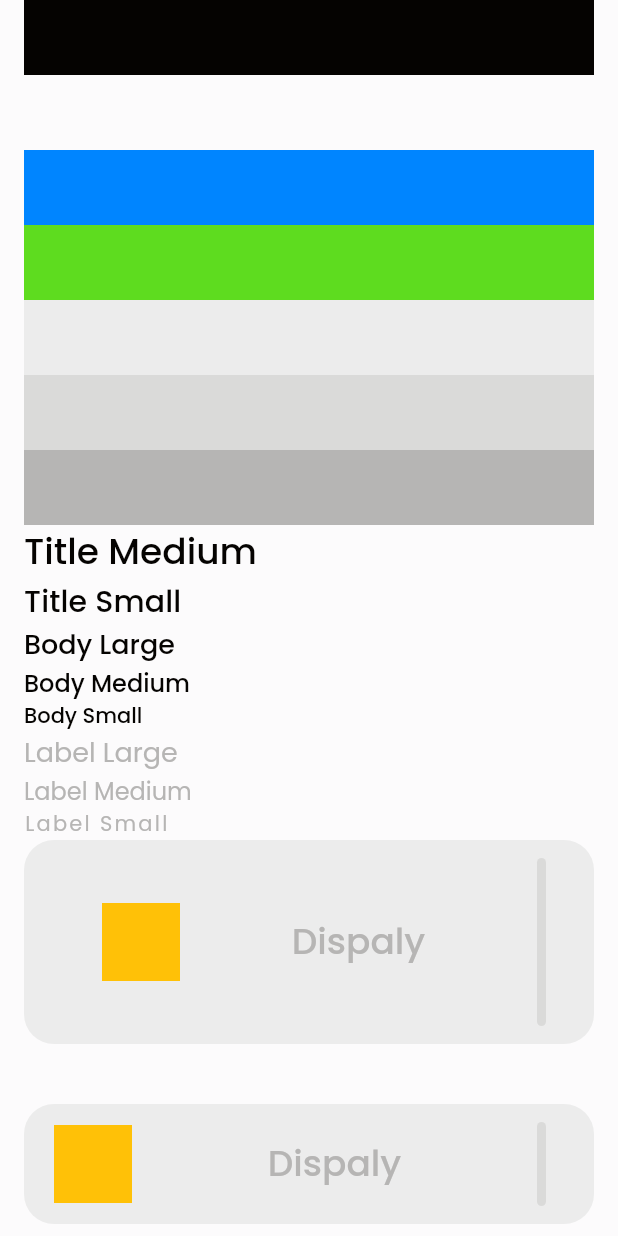
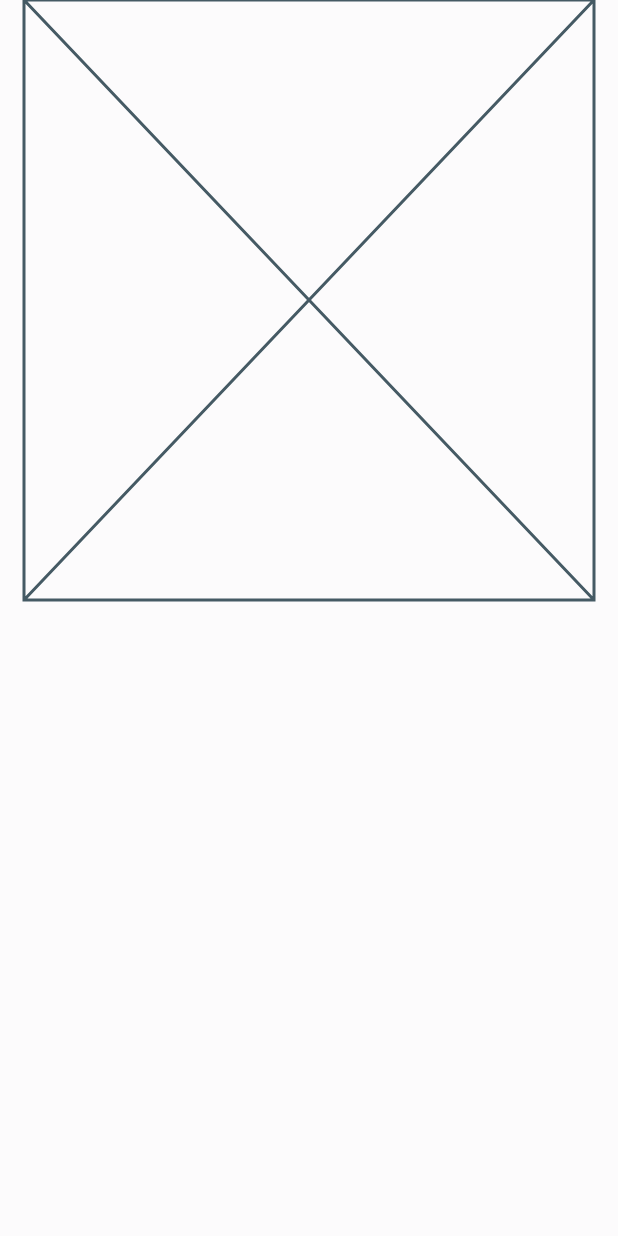
Before and after one commit to athiruj/communication_for_mobile_app_and_esp_module, a Flutter app: the screen it shows after launch, on a phone screen of 412 x 824 dp. Run offline on Flutter 3.47's test engine with Material 2 defaults, Android fonts, the light colour scheme and no system bars.

Commit message:
design v1.0

```diff
--- /dev/null
+++ b/lib/boxs_beta.dart
@@ -0,0 +1,10 @@
+import 'package:flutter/material.dart';
+
+class IconBox extends StatelessWidget {
+  const IconBox({super.key});
+
+  @override
+  Widget build(BuildContext context) {
+    return const Placeholder();
+  }
+}
--- a/lib/main.dart
+++ b/lib/main.dart
@@ -1,7 +1,7 @@
 import 'package:flutter/material.dart';
 
-import 'boxs.dart';
-import 'pages/homepage.dart';
+import 'boxs_beta.dart';
+import 'pages/main_page.dart';
 
 void main() {
   runApp(const MainApp());
--- a/lib/pages/homepage.dart
+++ /dev/null
@@ -1,140 +0,0 @@
-import 'package:commu_app/boxs.dart';
-import 'package:flutter/material.dart';
-
-class NormalLayout extends StatelessWidget {
-  const NormalLayout({
-    super.key,
-  });
-  @override
-  Widget build(BuildContext context) {
-    return SizedBox.expand(
-      child: Padding(
-        padding: const EdgeInsets.symmetric(
-          horizontal: 16.0,
-        ),
-        child: ListView(
-          // mainAxisAlignment: MainAxisAlignment.center,
-          // crossAxisAlignment: CrossAxisAlignment.stretch,
-          children: [
-            Container(
-              height: 50,
-              width: 50,
-              color: Theme.of(context).primaryColor,
-            ),
-            Container(
-              height: 50,
-              width: 50,
-              color: Theme.of(context).colorScheme.onPrimary,
-            ),
-            Container(
-              height: 50,
-              width: 50,
-              color: Theme.of(context).colorScheme.secondary,
-            ),
-            Container(
-              height: 50,
-              width: 50,
-              color: Theme.of(context).colorScheme.tertiary,
-            ),
-            Container(
-              height: 50,
-              width: 50,
-              color: Theme.of(context).colorScheme.surface,
-            ),
-            Container(
-              height: 50,
-              width: 50,
-              color: Theme.of(context).colorScheme.surfaceTint,
-            ),
-            Container(
-              height: 50,
-              width: 50,
-              color: Theme.of(context).colorScheme.onSurface,
-            ),
-            Text(
-              "Title Medium",
-              style: Theme.of(context).primaryTextTheme.titleMedium,
-            ),
-            Text(
-              "Title Small",
-              style: Theme.of(context).primaryTextTheme.titleSmall,
-            ),
-            Text(
-              "Body Large",
-              style: Theme.of(context).primaryTextTheme.bodyLarge,
-            ),
-            Text(
-              "Body Medium",
-              style: Theme.of(context).primaryTextTheme.bodyMedium,
-            ),
-            Text(
-              "Body Small",
-              style: Theme.of(context).primaryTextTheme.bodySmall,
-            ),
-            Text(
-              "Label Large",
-              style: Theme.of(context).primaryTextTheme.labelLarge,
-            ),
-            Text(
-              "Label Medium",
-              style: Theme.of(context).primaryTextTheme.labelMedium,
-            ),
-            Text(
-              "Label Small",
-              style: Theme.of(context).primaryTextTheme.labelSmall,
-            ),
-            const NormalBox(),
-            const SizedBox(
-              height: 20.0,
-            ),
-            const SizedBox(
-              height: 20.0,
-            ),
-            const MediumBox(),
-            const SizedBox(
-              height: 20.0,
-            ),
-            const OutlineBox(),
-            const SizedBox(
-              height: 20.0,
-            ),
-            const OutlineMediumBox(),
-            const SizedBox(
-              height: 20.0,
-            ),
-            const NormalBoxWithImage(),
-            const SizedBox(
-              height: 20.0,
-            ),
-            const NormalBoxWithTextfield(),
-            const SizedBox(
-              height: 20.0,
-            ),
-            const OutlineBoxWithTextfield(),
-            const SizedBox(
-              height: 20.0,
-            ),
-            FilledButton(
-              autofocus: false,
-              onPressed: () {},
-              child: Row(children: const [
-                Icon(Icons.add),
-                Expanded(child: Center(child: Text("ADD NEW DEVICE")))
-              ]),
-            ),
-            const SizedBox(
-              height: 20.0,
-            ),
-            TextButton(
-              autofocus: false,
-              onPressed: () {},
-              child: const Text(
-                "CANCAL",
-              ),
-            ),
-          ],
-        ),
-      ),
-    );
-  }
-}
--- /dev/null
+++ b/lib/pages/main_page.dart
@@ -0,0 +1,44 @@
+import 'package:commu_app/boxs_alpha.dart';
+import 'package:commu_app/boxs_beta.dart';
+import 'package:flutter/material.dart';
+
+class NormalLayout extends StatelessWidget {
+  const NormalLayout({
+    super.key,
+  });
+  @override
+  Widget build(BuildContext context) {
+    return SizedBox.expand(
+      child: Padding(
+        padding: const EdgeInsets.symmetric(
+          horizontal: 16.0,
+        ),
+        child: ListView(
+          // mainAxisAlignment: MainAxisAlignment.center,
+          // crossAxisAlignment: CrossAxisAlignment.stretch,
+          children: const[
+            IconBox()
+            // FilledButton(
+            //   autofocus: false,
+            //   onPressed: () {},
+            //   child: Row(children: const [
+            //     Icon(Icons.add),
+            //     Expanded(child: Center(child: Text("ADD NEW DEVICE")))
+            //   ]),
+            // ),
+            // const SizedBox(
+            //   height: 20.0,
+            // ),
+            // TextButton(
+            //   autofocus: false,
+            //   onPressed: () {},
+            //   child: const Text(
+            //     "CANCAL",
+            //   ),
+            // ),
+          ],
+        ),
+      ),
+    );
+  }
+}
--- a/lib/status.dart
+++ b/lib/status.dart
@@ -6,18 +6,30 @@ import 'package:flutter/material.dart';
 /// * StatusBar.green()
 /// * StatusBar.none()
 class StatusBar extends StatelessWidget {
-  final int width = 6;
+
+  final double? width;
+
   final double? height;
+
   final Color? color;
-  const StatusBar({super.key, this.color, this.height});
+
+  const StatusBar({
+    super.key,
+    this.color,
+    this.width,
+    this.height,
+  });
 
   @override
   Widget build(BuildContext context) {
+    ColorScheme colorScheme = Theme.of(context).colorScheme;
     return Container(
-      constraints: BoxConstraints.expand(width: 6,height: height),
+      constraints:
+          BoxConstraints.expand(width: width ?? 6.0, height: height ?? 6.0),
       decoration: BoxDecoration(
-        color: color ?? Theme.of(context).colorScheme.surfaceTint,
-        borderRadius: BorderRadius.circular(3),
+        color: color ?? colorScheme.surfaceTint,
+        shape: BoxShape.circle,
+        // borderRadius: BorderRadius.circular(3),
       ),
     );
   }
```
Also changed, not shown: lib/boxs_alpha.dart (renamed from lib/boxs.dart).
